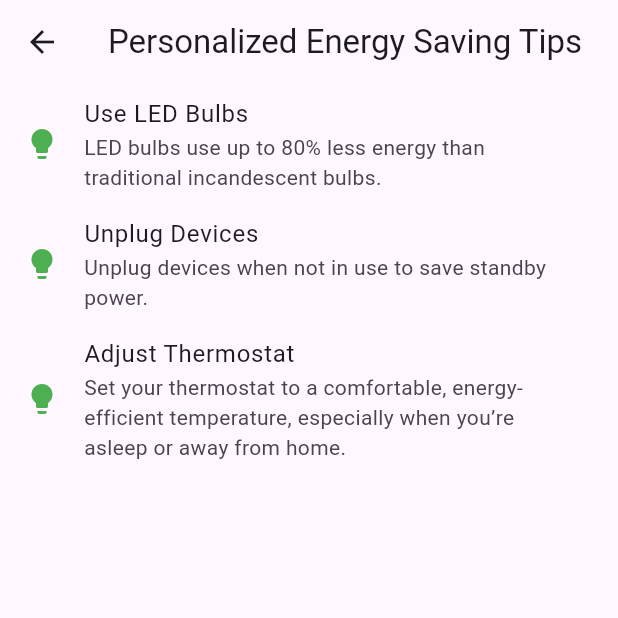
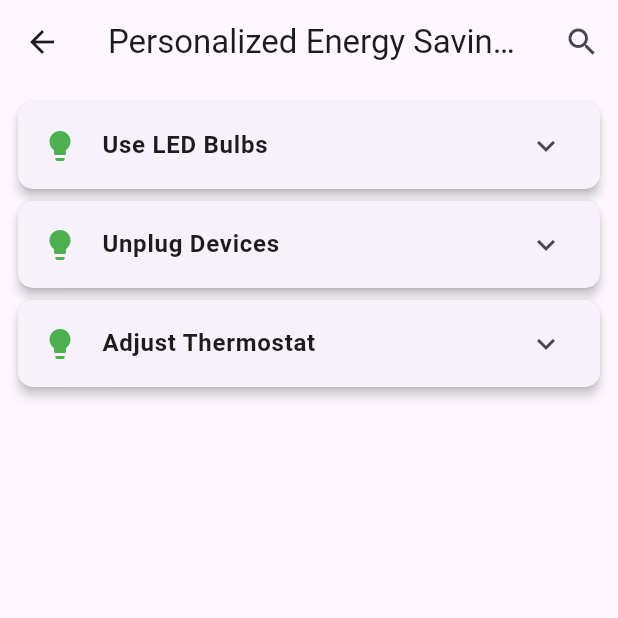
Before and after one commit to Puru-6212/RealTime-Energy-Tracker, a Flutter app: the EnergySavingTipsScreen screen opened directly, on a phone screen of 412 x 824 dp, the top half of it. Run offline on Flutter 3.47's test engine with Material 3 defaults, Android fonts, the phone set to English and light mode, and no system bars; our stand-ins replace fl_chart.

```diff
--- a/lib/screens/energy_saving_tips_screen.dart
+++ b/lib/screens/energy_saving_tips_screen.dart
@@ -17,8 +17,12 @@ class MyApp extends StatelessWidget {
   }
 }
 
-class EnergySavingTipsScreen extends StatelessWidget {
-  // Dummy data for energy-saving tips
+class EnergySavingTipsScreen extends StatefulWidget {
+  @override
+  _EnergySavingTipsScreenState createState() => _EnergySavingTipsScreenState();
+}
+
+class _EnergySavingTipsScreenState extends State<EnergySavingTipsScreen> {
   final List<Map<String, String>> energySavingTips = [
     {
       'title': 'Use LED Bulbs',
@@ -34,27 +38,145 @@ class EnergySavingTipsScreen extends StatelessWidget {
       'description':
           'Set your thermostat to a comfortable, energy-efficient temperature, especially when you’re asleep or away from home.'
     },
+    // Add more tips as needed
   ];
+
+  late List<Map<String, String>> filteredTips;
+  String searchQuery = '';
+
+  @override
+  void initState() {
+    super.initState();
+    filteredTips = energySavingTips;
+  }
+
+  void _filterTips(String query) {
+    setState(() {
+      searchQuery = query;
+      filteredTips = energySavingTips
+          .where((tip) =>
+              tip['title']!.toLowerCase().contains(query.toLowerCase()) ||
+              tip['description']!.toLowerCase().contains(query.toLowerCase()))
+          .toList();
+    });
+  }
 
   @override
   Widget build(BuildContext context) {
     return Scaffold(
       appBar: AppBar(
         title: const Text('Personalized Energy Saving Tips'),
+        actions: [
+          IconButton(
+            icon: Icon(Icons.search),
+            onPressed: () {
+              showSearch(
+                context: context,
+                delegate: EnergySavingTipsSearchDelegate(energySavingTips),
+              );
+            },
+          ),
+        ],
       ),
-      body: ListView.builder(
-        itemCount: energySavingTips.length,
-        itemBuilder: (context, index) {
-          return ListTile(
-            leading: Icon(Icons.lightbulb, color: Colors.green),
-            title: Text(energySavingTips[index]['title']!),
-            subtitle: Text(energySavingTips[index]['description']!),
-            onTap: () {
-              // Handle onTap if needed
-            },
-          );
-        },
+      body: Padding(
+        padding: const EdgeInsets.all(8.0),
+        child: ListView.builder(
+          itemCount: filteredTips.length,
+          itemBuilder: (context, index) {
+            return Card(
+              elevation: 3,
+              shape: RoundedRectangleBorder(
+                borderRadius: BorderRadius.circular(10),
+              ),
+              child: ExpansionTile(
+                leading: Icon(Icons.lightbulb, color: Colors.green),
+                title: Text(
+                  filteredTips[index]['title']!,
+                  style: TextStyle(fontWeight: FontWeight.bold),
+                ),
+                children: [
+                  Padding(
+                    padding: const EdgeInsets.all(8.0),
+                    child: Text(filteredTips[index]['description']!),
+                  ),
+                ],
+              ),
+            );
+          },
+        ),
       ),
     );
   }
 }
+
+class EnergySavingTipsSearchDelegate extends SearchDelegate {
+  final List<Map<String, String>> energySavingTips;
+
+  EnergySavingTipsSearchDelegate(this.energySavingTips);
+
+  @override
+  List<Widget>? buildActions(BuildContext context) {
+    return [
+      IconButton(
+        icon: Icon(Icons.clear),
+        onPressed: () {
+          query = '';
+        },
+      ),
+    ];
+  }
+
+  @override
+  Widget? buildLeading(BuildContext context) {
+    return IconButton(
+      icon: Icon(Icons.arrow_back),
+      onPressed: () {
+        close(context, null);
+      },
+    );
+  }
+
+  @override
+  Widget buildResults(BuildContext context) {
+    final results = energySavingTips
+        .where((tip) =>
+            tip['title']!.toLowerCase().contains(query.toLowerCase()) ||
+            tip['description']!.toLowerCase().contains(query.toLowerCase()))
+        .toList();
+
+    return ListView.builder(
+      itemCount: results.length,
+      itemBuilder: (context, index) {
+        return ListTile(
+          leading: Icon(Icons.lightbulb, color: Colors.green),
+          title: Text(results[index]['title']!),
+          subtitle: Text(results[index]['description']!),
+        );
+      },
+    );
+  }
+
+  @override
+  Widget buildSuggestions(BuildContext context) {
+    final suggestions = energySavingTips
+        .where((tip) =>
+            tip['title']!.toLowerCase().contains(query.toLowerCase()) ||
+            tip['description']!.toLowerCase().contains(query.toLowerCase()))
+        .toList();
+
+    return ListView.builder(
+      itemCount: suggestions.length,
+      itemBuilder: (context, index) {
+        return ListTile(
+          leading: Icon(Icons.lightbulb, color: Colors.green),
+          title: Text(suggestions[index]['title']!),
+          subtitle: Text(suggestions[index]['description']!),
+          onTap: () {
+            query = suggestions[index]['title']!;
+            showResults(context);
+          },
+        );
+      },
+    );
+  }
+}
--- a/pubspec.yaml
+++ b/pubspec.yaml
@@ -41,6 +41,9 @@ dependencies:
   cupertino_icons: ^1.0.6
   flutter_font_icons: ^2.2.7
   fl_chart: ^0.68.0
+  provider: ^6.1.2
+  razorpay_flutter: ^1.3.7
+  url_launcher: ^6.3.0
 
 dev_dependencies:
   flutter_test:
```
Also changed, not shown: lib/widgets/custom_drawer.dart (+12 -0 lines), assets/Energy_saving_tips_screen.jpg (added), pubspec.lock, 6 other files.
